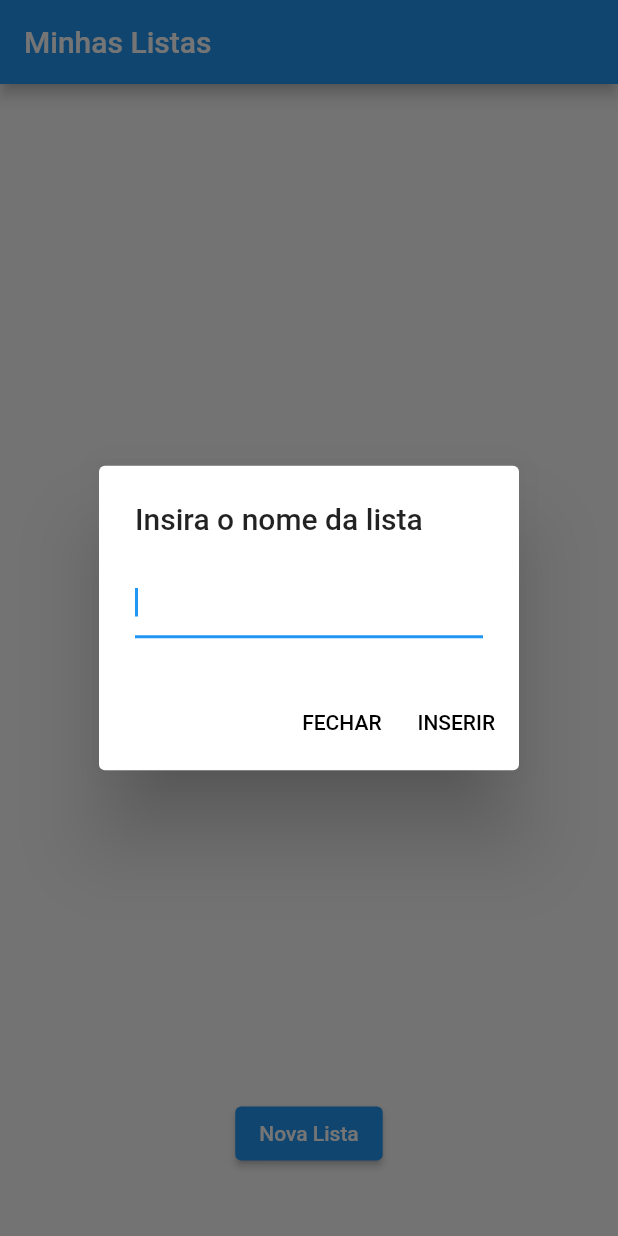
After one commit to thiagotbsilva/groceries, a Flutter app: the screen it shows after launch, after a tap on "Nova Lista", on a phone screen of 412 x 824 dp. The commit adds this screen. Run offline on Flutter 3.47's test engine with Material 2 defaults, Android fonts, the phone set to English and light mode, and no system bars; our stand-ins replace currency_text_input_formatter, flutter_mobx, mobx; generated files the repository leaves out were written again.

Commit message:
- tela Home com todas as listas  -- controller para gerenciar listas - opção de deletar listas - opção de deletar produtos de listas

```diff
--- a/lib/main.dart
+++ b/lib/main.dart
@@ -1,5 +1,5 @@
 import 'package:flutter/material.dart';
-import 'package:new_project_test/ui_components/screens/grocery_screen.dart';
+import 'package:new_project_test/ui_components/screens/home_screen.dart';
 
 void main() {
   runApp(const MyApp());
@@ -15,7 +15,7 @@ class MyApp extends StatelessWidget {
       theme: ThemeData(
         primarySwatch: Colors.blue,
       ),
-      home: const MyHomePage(title: 'Nova Compra'),
+      home: const HomeScreen(),
     );
   }
 }
--- /dev/null
+++ b/lib/ui_components/screens/home_screen.dart
@@ -0,0 +1,166 @@
+import 'package:flutter/material.dart';
+import 'package:flutter_mobx/flutter_mobx.dart';
+import 'package:intl/date_symbol_data_local.dart';
+import 'package:intl/intl.dart';
+import '../../controllers/user_groceries_lists_controller.dart';
+import 'grocery_screen.dart';
+
+class HomeScreen extends StatefulWidget {
+  const HomeScreen({Key? key}) : super(key: key);
+
+  @override
+  State<HomeScreen> createState() => _HomeScreenState();
+}
+
+class _HomeScreenState extends State<HomeScreen> {
+  final TextEditingController _listController = TextEditingController();
+  late DateFormat dateF;
+
+  @override
+  void initState() {
+    super.initState();
+    _init();
+  }
+
+  Future<void> _init() async {
+    await initializeDateFormatting('pt_BR');
+    dateF = DateFormat('dd-MMM-yy', 'pt_BR');
+  }
+
+  @override
+  Widget build(BuildContext context) {
+    return Scaffold(
+      resizeToAvoidBottomInset: false,
+      appBar: AppBar(
+        title: const Text('Minhas Listas'),
+      ),
+      body: _listsWidget(),
+      /*floatingActionButton: FloatingActionButton(
+        onPressed: () => _listDialog(context),
+        tooltip: 'Novo item',
+        child: const Icon(Icons.add),
+      ), */
+    );
+  }
+
+  Widget _listsWidget() {
+    double width = MediaQuery.of(context).size.width;
+    double height = MediaQuery.of(context).size.height;
+    return GestureDetector(
+      onTap: () {},
+      child: Observer(
+          builder: (_) {
+            return SizedBox(
+              height: height,
+              width: width,
+              child: Column(
+                children: [
+                  SizedBox(
+                    height:height * .82,
+                    child: ListView.builder(
+                        itemCount: singletonControler.groceriesList.length,
+                        itemBuilder: (context, index) {
+                          return _listItem(index);
+                        }),
+                  ),
+                  ElevatedButton(
+                    style: ElevatedButton.styleFrom(
+                      foregroundColor: Colors.white, backgroundColor: Colors.blue, // foreground
+                    ),
+                    onPressed: () => _listDialog(context),
+                    child: const Text('Nova Lista'),
+                  ),
+                ],
+              ),
+            );
+          }
+      ),
+    );
+  }
+
+  Widget _listItem(int index) {
+    return ListTile(
+      onTap: () {
+        Navigator.push(
+          context,
+          MaterialPageRoute(builder: (context) => GroceryScreen(
+              groceryList: singletonControler.groceriesList[index])),
+        );
+      },
+      title: Text(
+          singletonControler.groceriesList[index].listName
+      ),
+      subtitle: Text(
+        'Criado em ${dateF.format(singletonControler.groceriesList[index].date)}'
+      ),
+      trailing: _deleteIcon(index)
+    );
+  }
+
+  Widget _deleteIcon(int index) {
+    return InkWell(
+      onTap: () {
+        singletonControler.deleteItem(index);
+      },
+      splashColor: Colors.grey[200],
+      child: Container(
+        padding: const EdgeInsets.all(12),
+        decoration: BoxDecoration(
+            borderRadius: const BorderRadius.all(Radius.circular(100)),
+            color: Colors.grey[200]),
+        child: const Icon(
+          Icons.delete_forever,
+          size: 20,
+        ),
+      ),
+    );
+  }
+
+  Future<void> _listDialog(BuildContext context) {
+    return showDialog(
+        context: context,
+        builder: (BuildContext context) {
+          return AlertDialog(
+            title: const Text('Insira o nome da lista'),
+            content: TextField(
+                autofocus: true,
+                controller: _listController,
+                onEditingComplete: () => _insertNewList()
+            ),
+            actions: [
+              TextButton(
+                style: ButtonStyle(
+                  foregroundColor: MaterialStateProperty.all<Color>(Colors.black),
+                ),
+                onPressed: () => Navigator.of(context).pop(),             // function used to perform after pressing the button
+                child: const Text('FECHAR'),
+              ),
+              TextButton(                     // FlatButton widget is used to make a text to work like a button
+                style: ButtonStyle(
+                  foregroundColor: MaterialStateProperty.all<Color>(Colors.black),
+                ),
+                onPressed: () {
+                  _insertNewList();
+                  Navigator.of(context).pop();
+                },       // function used to perform after pressing the button
+                child: const Text('INSERIR'),
+              ),
+            ],
+          );
+        });
+  }
+
+  void _insertNewList() {
+    if(_listController.text != '') {
+      singletonControler.setNewItem(_listController.text, DateTime.now());
+      _listController.text = '';
+    }
+    Future.delayed(const Duration(milliseconds: 200), () {
+      Navigator.push(
+        context,
+        MaterialPageRoute(builder: (context) => GroceryScreen(
+            groceryList: singletonControler.groceriesList.last)),
+      );
+    });
+  }
+}
```
Also changed, not shown: lib/controllers/grocery_list_controller.dart (+10 -0 lines), lib/controllers/user_groceries_lists_controller.dart (added, +23 -0 lines), lib/ui_components/screens/grocery_screen.dart (+13 -7 lines), lib/ui_components/widgets/grocery_item.dart (+27 -5 lines), lib/controllers/grocery_list_controller.g.dart.
